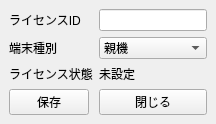
Old version of the form app/ui/license_settings.ui in the repository Take4HMD/meeting-cost-timer.
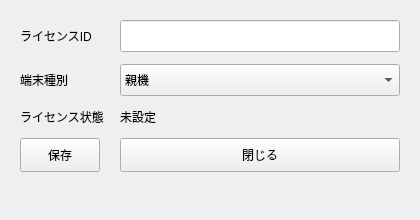
New version of the form.

Commit message: Fix license settings window size

Patch:
```diff
--- a/app/ui/license_settings.ui
+++ b/app/ui/license_settings.ui
@@ -2,17 +2,29 @@
 <ui version="4.0">
  <class>LicenseSettingsWindow</class>
  <widget class="QMainWindow" name="LicenseSettingsWindow">
+  <property name="minimumSize">
+   <size>
+    <width>420</width>
+    <height>220</height>
+   </size>
+  </property>
   <property name="windowTitle"><string>ライセンス・端末設定</string></property>
   <widget class="QWidget" name="centralwidget">
    <layout class="QFormLayout" name="formLayout">
+    <property name="horizontalSpacing"><number>16</number></property>
+    <property name="verticalSpacing"><number>12</number></property>
+    <property name="leftMargin"><number>20</number></property>
+    <property name="topMargin"><number>20</number></property>
+    <property name="rightMargin"><number>20</number></property>
+    <property name="bottomMargin"><number>20</number></property>
     <item row="0" column="0"><widget class="QLabel" name="licenseIdLabel"><property name="text"><string>ライセンスID</string></property></widget></item>
-    <item row="0" column="1"><widget class="QLineEdit" name="licenseIdLineEdit"/></item>
+    <item row="0" column="1"><widget class="QLineEdit" name="licenseIdLineEdit"><property name="minimumSize"><size><width>220</width><height>32</height></size></property></widget></item>
     <item row="1" column="0"><widget class="QLabel" name="deviceRoleLabel"><property name="text"><string>端末種別</string></property></widget></item>
-    <item row="1" column="1"><widget class="QComboBox" name="deviceRoleComboBox"><item><property name="text"><string>親機</string></property></item><item><property name="text"><string>子機</string></property></item></widget></item>
+    <item row="1" column="1"><widget class="QComboBox" name="deviceRoleComboBox"><property name="minimumSize"><size><width>220</width><height>32</height></size></property><item><property name="text"><string>親機</string></property></item><item><property name="text"><string>子機</string></property></item></widget></item>
     <item row="2" column="0"><widget class="QLabel" name="licenseStatusTitleLabel"><property name="text"><string>ライセンス状態</string></property></widget></item>
     <item row="2" column="1"><widget class="QLabel" name="licenseStatusLabel"><property name="text"><string>未設定</string></property></widget></item>
-    <item row="3" column="0"><widget class="QPushButton" name="saveButton"><property name="text"><string>保存</string></property></widget></item>
-    <item row="3" column="1"><widget class="QPushButton" name="closeButton"><property name="text"><string>閉じる</string></property></widget></item>
+    <item row="3" column="0"><widget class="QPushButton" name="saveButton"><property name="minimumSize"><size><width>0</width><height>34</height></size></property><property name="text"><string>保存</string></property></widget></item>
+    <item row="3" column="1"><widget class="QPushButton" name="closeButton"><property name="minimumSize"><size><width>0</width><height>34</height></size></property><property name="text"><string>閉じる</string></property></widget></item>
    </layout>
   </widget>
  </widget>
```
The commit also changes 1 other file.
